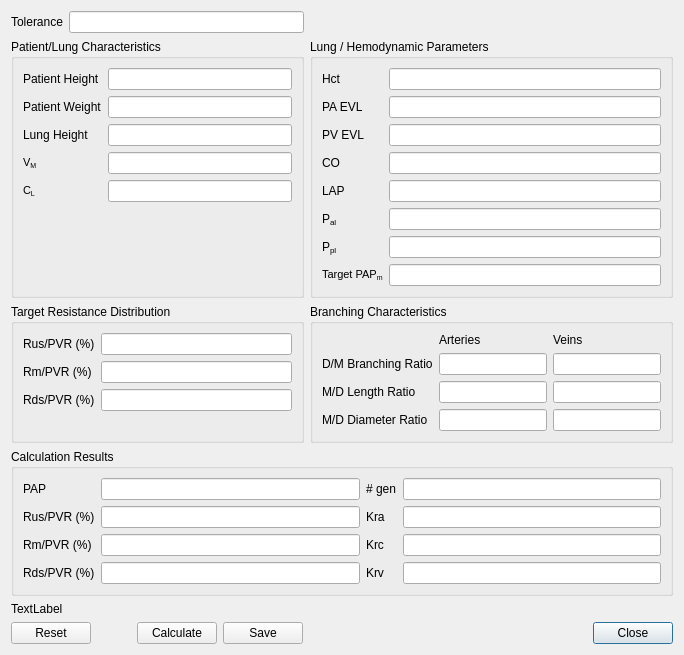
This is src/calibratedlg.ui in AdamMajer/bshouty-lung-model as Qt 5 draws it before an edit. The edited form follows.
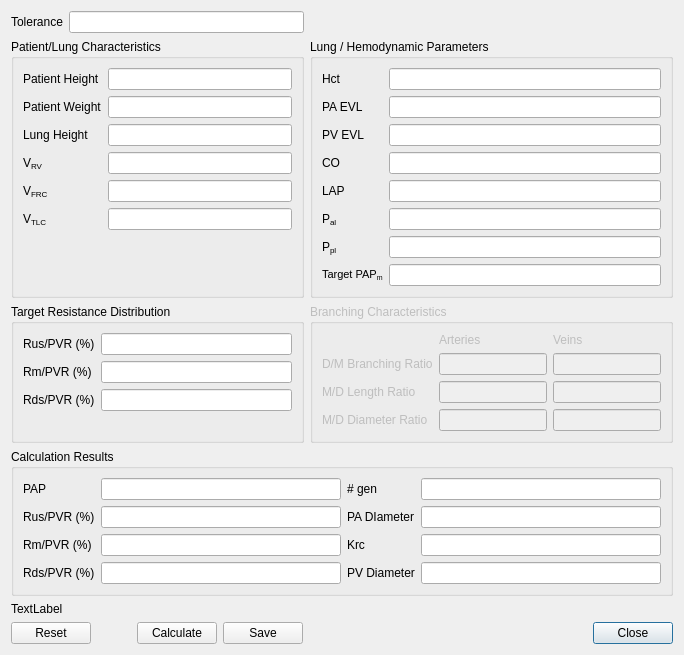
This is the edited form. Custom widgets are drawn as their Qt base class.

Commit message: Change the model from resistance-based to diameter-based

What changed in the file:
```diff
--- a/src/calibratedlg.ui
+++ b/src/calibratedlg.ui
@@ -117,8 +117,8 @@
          <string>&lt;!DOCTYPE HTML PUBLIC &quot;-//W3C//DTD HTML 4.0//EN&quot; &quot;http://www.w3.org/TR/REC-html40/strict.dtd&quot;&gt;
 &lt;html&gt;&lt;head&gt;&lt;meta name=&quot;qrichtext&quot; content=&quot;1&quot; /&gt;&lt;style type=&quot;text/css&quot;&gt;
 p, li { white-space: pre-wrap; }
-&lt;/style&gt;&lt;/head&gt;&lt;body style=&quot; font-family:'MS Shell Dlg 2'; font-size:8.25pt; font-weight:400; font-style:normal;&quot;&gt;
-&lt;p style=&quot; margin-top:0px; margin-bottom:0px; margin-left:0px; margin-right:0px; -qt-block-indent:0; text-indent:0px;&quot;&gt;&lt;span style=&quot; font-size:8pt;&quot;&gt;V&lt;/span&gt;&lt;span style=&quot; font-size:8pt; vertical-align:sub;&quot;&gt;M&lt;/span&gt;&lt;/p&gt;&lt;/body&gt;&lt;/html&gt;</string>
+&lt;/style&gt;&lt;/head&gt;&lt;body style=&quot; font-family:'Sans Serif'; font-size:9pt; font-weight:400; font-style:normal;&quot;&gt;
+&lt;p style=&quot; margin-top:0px; margin-bottom:0px; margin-left:0px; margin-right:0px; -qt-block-indent:0; text-indent:0px;&quot;&gt;V&lt;span style=&quot; vertical-align:sub;&quot;&gt;RV&lt;/span&gt;&lt;/p&gt;&lt;/body&gt;&lt;/html&gt;</string>
         </property>
         <property name="buddy">
          <cstring>MV</cstring>
@@ -145,8 +145,8 @@
          <string>&lt;!DOCTYPE HTML PUBLIC &quot;-//W3C//DTD HTML 4.0//EN&quot; &quot;http://www.w3.org/TR/REC-html40/strict.dtd&quot;&gt;
 &lt;html&gt;&lt;head&gt;&lt;meta name=&quot;qrichtext&quot; content=&quot;1&quot; /&gt;&lt;style type=&quot;text/css&quot;&gt;
 p, li { white-space: pre-wrap; }
-&lt;/style&gt;&lt;/head&gt;&lt;body style=&quot; font-family:'MS Shell Dlg 2'; font-size:8.25pt; font-weight:400; font-style:normal;&quot;&gt;
-&lt;p style=&quot; margin-top:0px; margin-bottom:0px; margin-left:0px; margin-right:0px; -qt-block-indent:0; text-indent:0px;&quot;&gt;&lt;span style=&quot; font-size:8pt;&quot;&gt;C&lt;/span&gt;&lt;span style=&quot; font-size:8pt; vertical-align:sub;&quot;&gt;L&lt;/span&gt;&lt;/p&gt;&lt;/body&gt;&lt;/html&gt;</string>
+&lt;/style&gt;&lt;/head&gt;&lt;body style=&quot; font-family:'Sans Serif'; font-size:9pt; font-weight:400; font-style:normal;&quot;&gt;
+&lt;p style=&quot; margin-top:0px; margin-bottom:0px; margin-left:0px; margin-right:0px; -qt-block-indent:0; text-indent:0px;&quot;&gt;V&lt;span style=&quot; vertical-align:sub;&quot;&gt;FRC&lt;/span&gt;&lt;/p&gt;&lt;/body&gt;&lt;/html&gt;</string>
         </property>
         <property name="buddy">
          <cstring>CL</cstring>
@@ -167,6 +167,16 @@
         </property>
        </widget>
       </item>
+      <item row="5" column="0">
+       <widget class="QLabel" name="label_30">
+        <property name="text">
+         <string>&lt;html&gt;&lt;head/&gt;&lt;body&gt;&lt;p&gt;V&lt;span style=&quot; vertical-align:sub;&quot;&gt;TLC&lt;/span&gt;&lt;/p&gt;&lt;/body&gt;&lt;/html&gt;</string>
+        </property>
+       </widget>
+      </item>
+      <item row="5" column="1">
+       <widget class="QLineEdit" name="Vtlc"/>
+      </item>
      </layout>
     </widget>
    </item>
@@ -386,6 +396,9 @@
    </item>
    <item row="2" column="2">
     <widget class="QGroupBox" name="groupBox_5">
+     <property name="enabled">
+      <bool>false</bool>
+     </property>
      <property name="title">
       <string>Branching Characteristics</string>
      </property>
@@ -497,7 +510,7 @@
       <item row="1" column="2">
        <widget class="QLabel" name="label_5">
         <property name="text">
-         <string>Kra</string>
+         <string>PA DIameter</string>
         </property>
        </widget>
       </item>
@@ -553,7 +566,7 @@
       <item row="3" column="2">
        <widget class="QLabel" name="label_7">
         <property name="text">
-         <string>Krv</string>
+         <string>PV Diameter</string>
         </property>
        </widget>
       </item>
```
Left out of the diff: 29 changed lines with no effect on the pictures. The commit also changes 16 other files.
